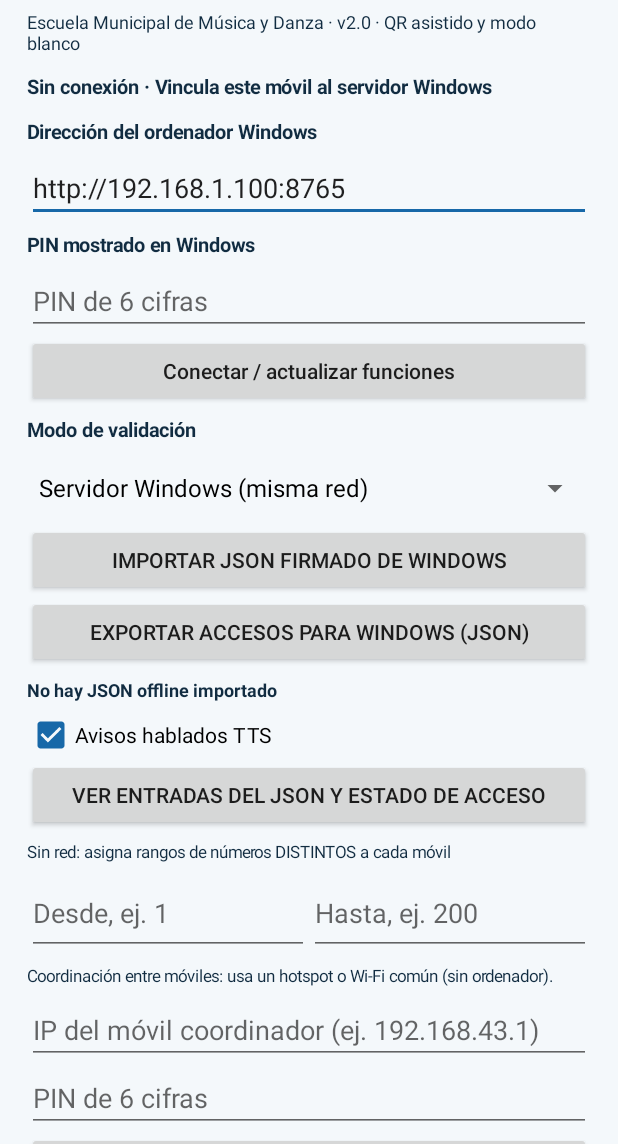
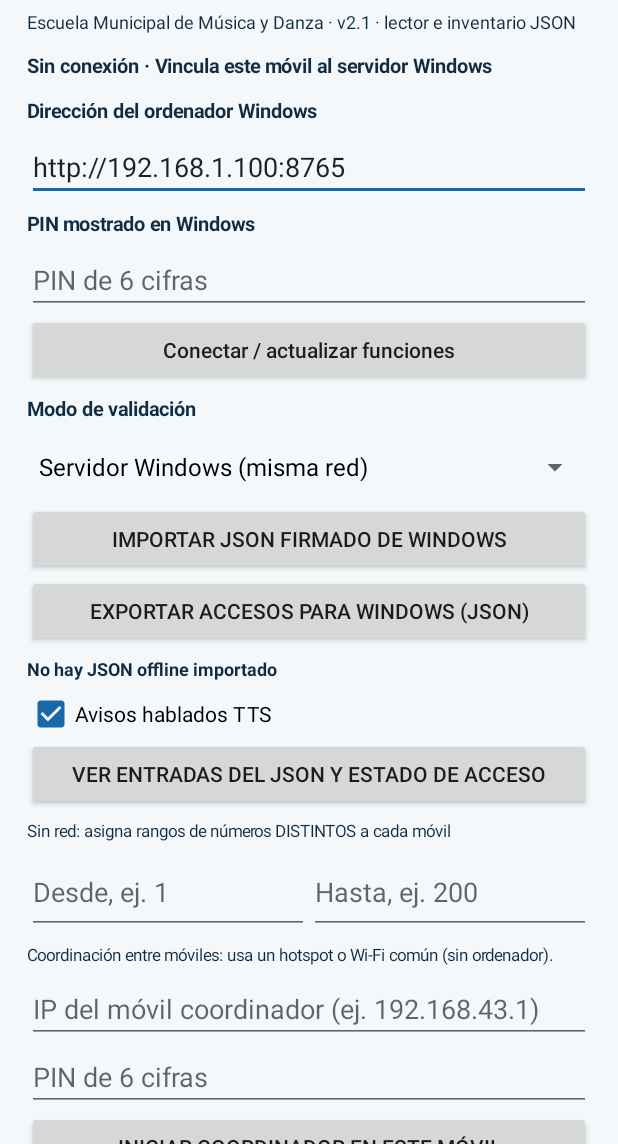
Before and after one commit to BarraBenalmadena/Control_Entradas, an Android app: the screen it shows after launch (MainActivity), on a phone screen of 412 x 824 dp, the part 92-1236 px from its top. Run offline under Robolectric (Android 15) with nearby library versions, the phone set to English and light mode, and no system bars; libraries missing offline, so code that uses them is left out: androidx.camera.core, androidx.camera.lifecycle, androidx.camera.view, com.google.mlkit.vision; pictures from the network do not load; 12 statements that could not run were skipped.

Commit message:
v2.1: signed inventory refresh, sorted access log, white gallery and larger logos

```diff
--- a/android/app/src/main/java/es/benalmadena/controlentradas/MainActivity.java
+++ b/android/app/src/main/java/es/benalmadena/controlentradas/MainActivity.java
@@ -229,7 +229,7 @@ public class MainActivity extends AppCompatActivity {
         scroll.addView(layout);
         setContentView(scroll);
         layout.addView(text("CONTROL DE ENTRADAS", 23, true));
-        layout.addView(text("Escuela Municipal de Música y Danza · v2.0 · QR asistido y modo blanco", 12, false));
+        layout.addView(text("Escuela Municipal de Música y Danza · v2.1 · lector e inventario JSON", 12, false));
         connectionView = text("Sin conexión · Vincula este móvil al servidor Windows", 13, true);
         layout.addView(connectionView);
         serverInput = new EditText(this);
```
